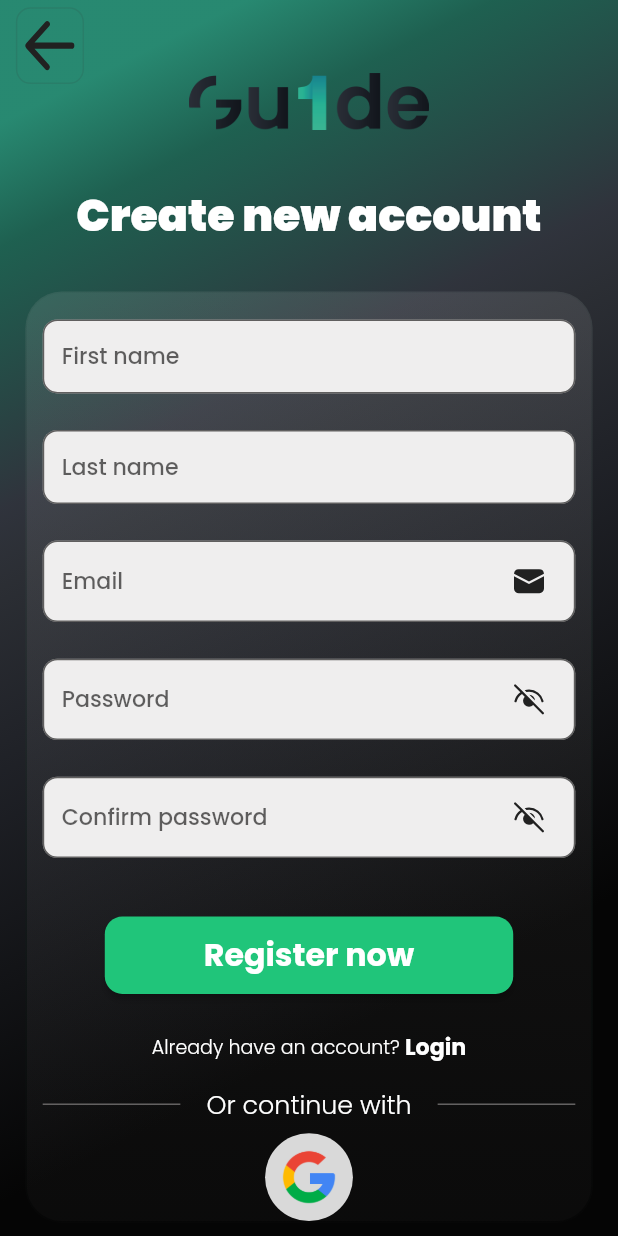
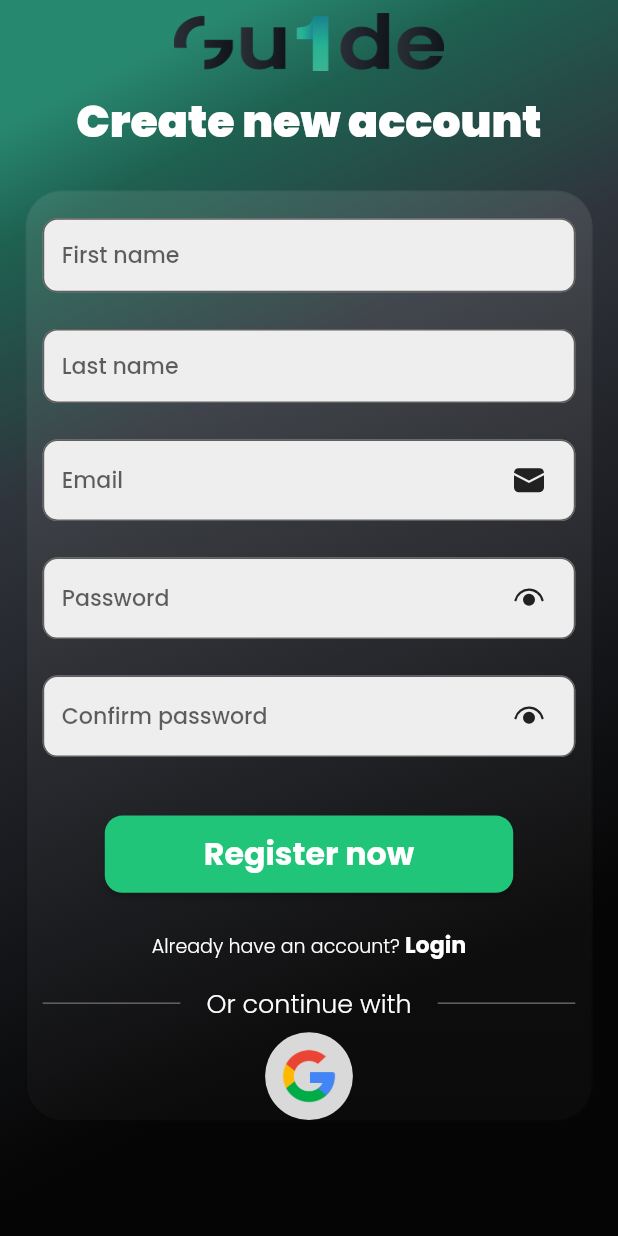
Before and after one commit to lahcenbcf/flutter2cpiApp, a Flutter app: the screen it shows after launch, on a phone screen of 412 x 824 dp. Run offline on Flutter 3.47's test engine with Material 2 defaults, Android fonts, the phone set to English and light mode, and no system bars; our stand-ins replace dropdown_button2, fluentui_system_icons, flutter_screenutil, google_fonts, gradient_borders.

Commit message:
adding sign up and school year pages with all features

```diff
--- a/lib/main.dart
+++ b/lib/main.dart
@@ -15,28 +15,6 @@ class MyApp extends StatelessWidget {
 
   @override
   Widget build(BuildContext context) {
-    // return ScreenUtilInit(
-    //   designSize: const Size(390, 844),
-    //   builder: (context, child) {
-    //     return MaterialApp(
-    //       debugShowCheckedModeBanner: false,
-    //       routes: generateRoutes(context),
-    //       home: SafeArea(
-    //         child: MultiProvider(
-    //           providers: [
-    //             ChangeNotifierProvider(create: (context) => SignUpViewModel(),),
-    //             ChangeNotifierProvider(create: (context) => SchoolYearViewModel(),)
-    //           ],
-    //           builder: (context, child) =>  MaterialApp(
-    //             debugShowCheckedModeBanner: false,
-    //             routes: generateRoutes(context),
-
-    //           ),
-    //         ),
-    //       ),
-    //     );
-    //   },
-    // );
     return ScreenUtilInit(
       designSize: const Size(390, 844),
       builder: (context, child) {
@@ -53,7 +31,7 @@ class MyApp extends StatelessWidget {
             return MaterialApp(
               debugShowCheckedModeBanner: false,
               routes: generateRoutes(context),
-              home: const SignUp(),
+              home: const SafeArea(child: SignUp()),
             );
           },
         );
--- a/lib/pages/School_year/Components/year_selecter.dart
+++ b/lib/pages/School_year/Components/year_selecter.dart
@@ -44,12 +44,15 @@ class YearSelecter extends StatelessWidget {
                       ),
                     ),
                     onTap: () {
+
                       state.enterYear();
                     },
                   ),
                 )
                 .toList(),
             onChanged: (newYear) {
+              state.setYear = newYear;
+              print(state.selectedYear);
               state.selectYear(newYear);
             },
             onMenuStateChange: (isOpen) => state.menuOpened(isOpen),
--- a/lib/pages/School_year/school_year_view_model.dart
+++ b/lib/pages/School_year/school_year_view_model.dart
@@ -6,7 +6,7 @@ class SchoolYearViewModel extends ChangeNotifier{
   bool _isSchoolYearEntered = false;
   bool _buttonClicked = false;
 
-
+  set  setYear(String? year) => _selectedYear=year;
   String? get selectedYear =>_selectedYear;
   bool get menuOpen => _menuOpen;
   bool get isSchoolYearEntered => _isSchoolYearEntered;
--- a/lib/pages/Sign_up/Components/custom_text_field.dart
+++ b/lib/pages/Sign_up/Components/custom_text_field.dart
@@ -15,11 +15,18 @@ class CustomTextField extends StatelessWidget {
 
   @override
   Widget build(BuildContext context) {
-    GlobalKey<FormState> formState = GlobalKey<FormState>();
     return Consumer<SignUpViewModel>(
       builder: (context, state, child) => TextFormField(
+        controller: controller,
         autovalidateMode: AutovalidateMode.onUserInteraction,
-        controller: controller,
+        autofocus: false,
+        keyboardType: hint == "First name" || hint == "Last name"
+            ? TextInputType.name
+            : TextInputType.emailAddress,
+        textInputAction: TextInputAction.done,
+        textCapitalization: hint == "First name" || hint == "Last name"
+            ? TextCapitalization.words
+            : TextCapitalization.none,
         validator: (value) {
           switch (hint) {
             case "First name":
@@ -48,8 +55,8 @@ class CustomTextField extends StatelessWidget {
         obscureText: (hint != "Password" && hint != "Confirm password")
             ? false
             : hint == "Password"
-                ? state.isEyeOffPassword
-                : state.isEyeOffConfirmPassword,
+                ? !state.isEyeOffPassword
+                : !state.isEyeOffConfirmPassword,
         // cursor
         cursorColor: const Color.fromRGBO(0, 0, 0, 1),
         decoration: InputDecoration(
@@ -66,11 +73,11 @@ class CustomTextField extends StatelessWidget {
                         : state.swithConfirmPassworState(),
                     child: (hint == "Password")
                         ? state.isEyeOffPassword
-                            ? const Icon(FluentIcons.eye_24_filled)
-                            : const Icon(FluentIcons.eye_off_24_filled)
+                            ? const Icon(FluentIcons.eye_off_24_filled)
+                            : const Icon(FluentIcons.eye_24_filled)
                         : state.isEyeOffConfirmPassword
-                            ? const Icon(FluentIcons.eye_24_filled)
-                            : const Icon(FluentIcons.eye_off_24_filled)),
+                            ? const Icon(FluentIcons.eye_off_24_filled)
+                            : const Icon(FluentIcons.eye_24_filled)),
           ),
           suffixIconColor: const Color.fromRGBO(33, 33, 33, 1),
 
--- a/lib/pages/Sign_up/sign_up_view.dart
+++ b/lib/pages/Sign_up/sign_up_view.dart
@@ -14,46 +14,59 @@ const mainColor = Color(0x00292D36);
 //
 final font = GoogleFonts.poppins();
 
-class SignUp extends StatelessWidget {
+class SignUp extends StatefulWidget {
   const SignUp({super.key});
+
+  @override
+  State<SignUp> createState() => _SignUpState();
+}
+
+class _SignUpState extends State<SignUp> {
+  final GlobalKey<FormState> formState = GlobalKey<FormState>();
+
   @override
   Widget build(BuildContext context) {
     //
     final size = MediaQuery.of(context).size;
     final state = Provider.of<SignUpViewModel>(context, listen: false);
-
-//
     return Scaffold(
       extendBodyBehindAppBar: true,
       appBar: AppBar(
         backgroundColor: Colors.transparent,
         elevation: 0,
-        leading: Container(
-          height: 48.h,
-          width: 48.w,
-          margin: EdgeInsets.only(left: 10.w, top: 5.h),
-          decoration: BoxDecoration(
-            borderRadius: BorderRadius.circular(10.r),
-            border: Border.all(
-              color: const Color.fromRGBO(46, 46, 46, 0.12),
+        centerTitle: true,
+        title: SizedBox(
+          height: 39.h,
+          width: 170.w,
+          child: Image.asset(
+            "lib/images/logo.png",
+            fit: BoxFit.fill,
           ),
         ),
-          child: FittedBox(
-            fit: BoxFit.fill,
-            alignment: Alignment.center,
-            child: InkWell(
-              onTap: () {},
-              child: const Icon(
-                FluentIcons.arrow_left_48_filled,
-                color: Color.fromRGBO(33, 33, 33, 1),
+        // leading: Container(
+        //   height: 48.h,
+        //   width: 48.w,
+        //   margin: EdgeInsets.only(left: 10.w, top: 5.h),
+        //   decoration: BoxDecoration(
+        //     borderRadius: BorderRadius.circular(10.r),
+        //     border: Border.all(
+        //       color: const Color.fromRGBO(46, 46, 46, 0.12),
+        //     ),
+        //   ),
+        //   child: FittedBox(
+        //     fit: BoxFit.fill,
+        //     alignment: Alignment.center,
+        //     child: InkWell(
+        //       onTap: () {},
+        //       child: const Icon(
+        //         FluentIcons.arrow_left_48_filled,
+        //         color: Color.fromRGBO(33, 33, 33, 1),
+        //       ),
+        //     ),
+        //   ),
+        // ),
       ),
-            ),
-          ),
-        ),
-      ),
-      body: GestureDetector(
-        //  onTap: () => FocusScope.of(context).unfocus(),
-        child: Container(
+      body: Container(
         width: size.width,
         height: size.height,
         decoration: const BoxDecoration(
@@ -73,19 +86,19 @@ class SignUp extends StatelessWidget {
           ),
         ),
         child: SingleChildScrollView(
+          child: InkWell(
+            onTap: () => FocusScope.of(context).unfocus(),
             child: Column(
-              //mainAxisAlignment: MainAxisAlignment.center,
-              mainAxisSize: MainAxisSize.max,
+              mainAxisAlignment: MainAxisAlignment.center,
               children: [
-                SizedBox(height: 50.h),
-                SizedBox(
-                  height: 39.h,
-                  width: 170.w,
-                  child: Image.asset(
-                    "lib/images/logo.png",
-                  ),
-                ),
-                SizedBox(height: 35.h),
+                // SizedBox(
+                //   height: 39.h,
+                //   width: 170.w,
+                //   child: Image.asset(
+                //     "lib/images/logo.png",
+                //   ),
+                // ),
+                SizedBox(height: 60.h),
                 Text(
                   "Create new account",
                   style: GoogleFonts.poppins(
@@ -93,11 +106,12 @@ class SignUp extends StatelessWidget {
                       fontSize: 28.sp,
                       fontWeight: FontWeight.w900),
                 ),
-                SizedBox(height: 30.h),
+                SizedBox(height: 25.h),
                 Padding(
-                  padding:  EdgeInsets.symmetric(horizontal: 16.w),
+                  padding: EdgeInsets.symmetric(horizontal: 16.w),
                   child: Container(
-                    padding: EdgeInsets.only(left: 10.w, right: 10.w, top: 18.h),
+                    padding:
+                        EdgeInsets.only(left: 10.w, right: 10.w, top: 18.h),
                     //height: ,
 
                     decoration: BoxDecoration(
@@ -121,48 +135,50 @@ class SignUp extends StatelessWidget {
                         end: Alignment.bottomCenter,
                       ),
                     ),
+                    child: Form(
+                      key: formState,
                       child: Column(
-                //  mainAxisAlignment: MainAxisAlignment.spaceAround,
                         children: [
                           CustomTextField(
                             hint: "First name",
                             controller: state.firstNameController,
-
                           ),
-                      SizedBox(height:25.h),
+                          SizedBox(height: 25.h),
                           CustomTextField(
                             hint: "Last name",
                             controller: state.lasttNameController,
-
                           ),
-                      SizedBox(height:25.h),
-
+                          SizedBox(height: 25.h),
                           CustomTextField(
                             hint: "Email",
                             icon: const Icon(FluentIcons.mail_24_filled),
                             controller: state.emailController,
-
                           ),
-                      SizedBox(height:25.h),
-
+                          SizedBox(height: 25.h),
                           CustomTextField(
                             hint: "Password",
                             controller: state.passwordController,
-
                           ),
-                      SizedBox(height:25.h),
-
+                          SizedBox(height: 25.h),
                           CustomTextField(
                             hint: "Confirm password",
                             controller: state.confirmPasswordController,
-
                           ),
-                      SizedBox(height:40.h),
-
+                          SizedBox(height: 40.h),
                           ElevatedButton(
                             onPressed: () {
-                        FocusScope.of(context).unfocus();
+                              if (formState.currentState != null) {
+                                if (formState.currentState!.validate()) {
                                   Navigator.of(context).pushNamed("SchoolYear");
+                                } else {
+                                  ScaffoldMessenger.of(context).showSnackBar(
+                                    const SnackBar(
+                                      content: Text(
+                                          "please make sure there is no error."),
+                                    ),
+                                  );
+                                }
+                              }
                             },
                             style: ElevatedButton.styleFrom(
                               backgroundColor:
@@ -177,8 +193,9 @@ class SignUp extends StatelessWidget {
                             ),
                             child: const Text("Register now"),
                           ),
-                    SizedBox(height: 25.h,),
-
+                          SizedBox(
+                            height: 25.h,
+                          ),
                           Row(
                             mainAxisAlignment: MainAxisAlignment.center,
                             mainAxisSize: MainAxisSize.min,
@@ -256,7 +273,7 @@ class SignUp extends StatelessWidget {
                       ),
                     ),
                   ),
-
+                ),
               ],
             ),
           ),
--- a/lib/pages/Sign_up/sign_up_view_model.dart
+++ b/lib/pages/Sign_up/sign_up_view_model.dart
@@ -3,12 +3,14 @@ import 'package:flutter/material.dart';
 class SignUpViewModel extends ChangeNotifier {
   bool _isEyeOffPassword = false;
   bool _isEyeOffConfirmPassword = false;
+
   final TextEditingController _firstNameController = TextEditingController();
   final TextEditingController _emailController = TextEditingController();
   final TextEditingController _lasttNameController = TextEditingController();
   final TextEditingController _passwordController = TextEditingController();
   final TextEditingController _confirmPasswordController =
       TextEditingController();
+
 
   bool get isEyeOffPassword => _isEyeOffPassword;
   bool get isEyeOffConfirmPassword => _isEyeOffConfirmPassword;
@@ -29,6 +31,7 @@ class SignUpViewModel extends ChangeNotifier {
     notifyListeners();
   }
 
+// check for dots and spaces and other charachters
   bool checkfor(String text, String char) {
     int i = 0;
 
@@ -71,20 +74,28 @@ class SignUpViewModel extends ChangeNotifier {
     return null;
   }
 
+  bool checkSpaces(String input) {
+    int i = 0;
+    while (i < input.length && input[i] != " ") {
+      i++;
+    }
+    return i == input.length;
+  }
+
   String? emailValidator(String? email) {
-    if (email == null) {
+    if (email == null || email.length <= 11) {
       return "enter your email";
-    } else if (email.length < 12) {
-      return "enter your email";
+    } else if (!checkSpaces(email)) {
+      return "delete any extra space";
     } else if (email.substring(email.length - 11) != "@esi-sba.dz") {
       return "enter your esi-sba email";
     }
     return null;
   }
 
-  String? confirmPasswordValidator(String? confirmPassWord){
+  String? confirmPasswordValidator(String? confirmPassWord) {
     if (confirmPassWord != _passwordController.text) {
-      return "invalid password";
+      return "not the same password";
     }
     return null;
   }
```
Lines whose indentation alone changed are shown as unchanged.
